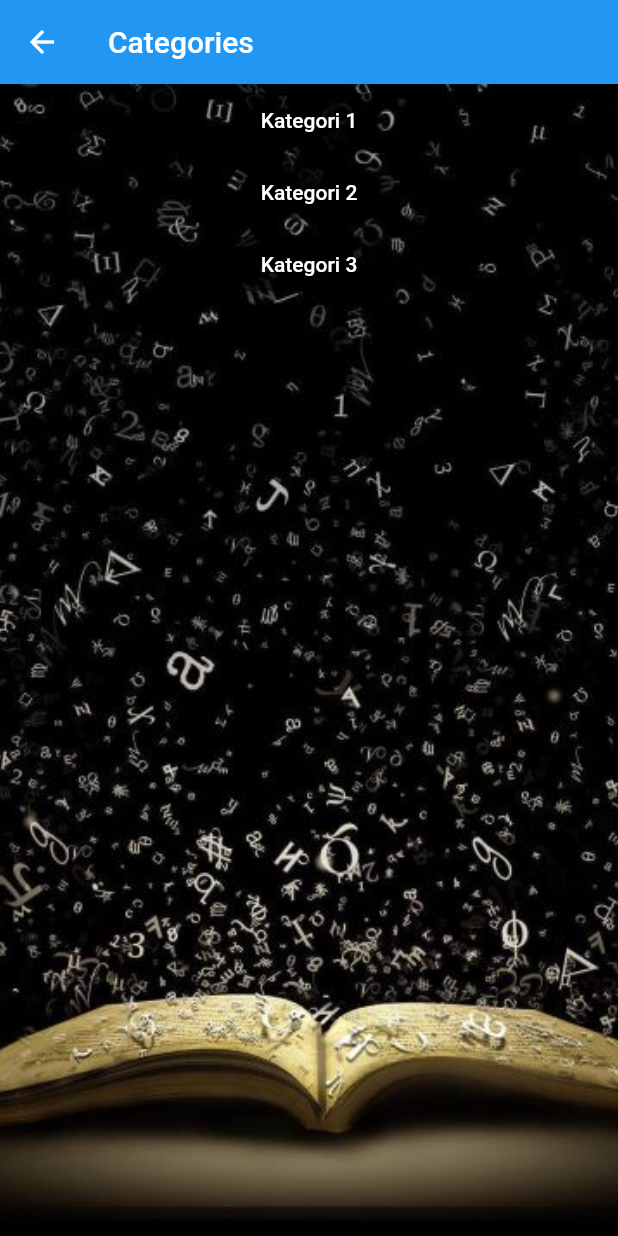
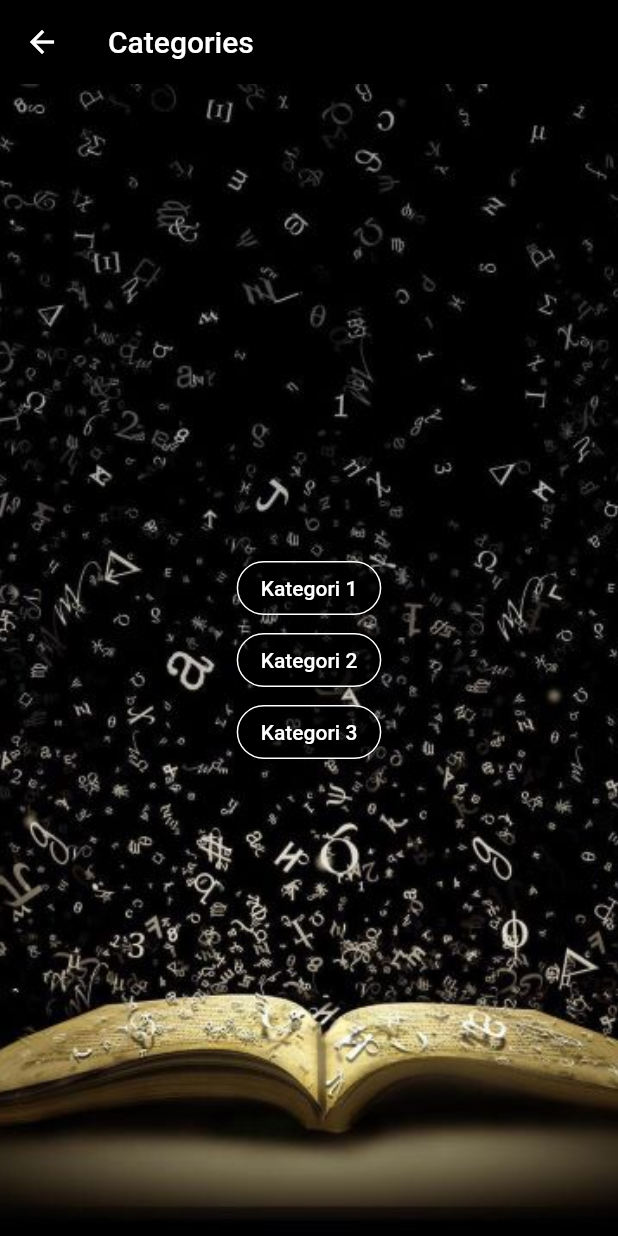
Before and after one commit to Papad-404/coba, a Flutter app: the screen it shows after launch, after a tap on "Start", on a phone screen of 412 x 824 dp. Run offline on Flutter 3.47's test engine with Material 2 defaults, Android fonts, the phone set to English and light mode, and no system bars.

Commit message:
Update main.dart

```diff
--- a/lib/main.dart
+++ b/lib/main.dart
@@ -33,24 +33,31 @@ class Home extends StatelessWidget {
                     fit: BoxFit.cover)),
           ),
           new Column(
-              crossAxisAlignment: CrossAxisAlignment.center,
               mainAxisAlignment: MainAxisAlignment.center,
               children: <Widget>[
                 const SizedBox(
-                  height: 20,
-                  width: 500,
+                  height: 50,
                 ),
                 RaisedButton(
+                  shape: RoundedRectangleBorder(
+                    borderRadius: BorderRadius.circular(18.0),
+                    side: BorderSide(color: Colors.white),
+                  ),
                   child: Text('Start'),
-                  color: Colors.black54,
+                  color: Colors.black45,
                   textColor: Colors.white,
                   padding: const EdgeInsets.all(10.0),
                   onPressed: () {
                     gotoSecondact(context);
                   },
                 ),
+                const SizedBox(),
                 Center(
                   child: RaisedButton(
+                    shape: RoundedRectangleBorder(
+                      borderRadius: BorderRadius.circular(18.0),
+                      side: BorderSide(color: Colors.white),
+                    ),
                     child: Text('Quit'),
                     color: Colors.black54,
                     textColor: Colors.white,
@@ -89,6 +96,7 @@ class Kategory extends StatelessWidget {
     return Scaffold(
         appBar: AppBar(
           title: Text("Categories"),
+          backgroundColor: Colors.black,
         ),
         body: new Stack(children: <Widget>[
           new Container(
@@ -98,9 +106,15 @@ class Kategory extends StatelessWidget {
                     fit: BoxFit.cover)),
           ),
           new Center(
-            child: new Column(children: <Widget>[
+            child: new Column(
+                mainAxisAlignment: MainAxisAlignment.center,
+                children: <Widget>[
                   Container(
                     child: RaisedButton(
+                      shape: RoundedRectangleBorder(
+                        borderRadius: BorderRadius.circular(18.0),
+                        side: BorderSide(color: Colors.white),
+                      ),
                       child: Text('Kategori 1'),
                       color: Colors.black54,
                       textColor: Colors.white,
@@ -112,6 +126,10 @@ class Kategory extends StatelessWidget {
                   Container(
                     child: RaisedButton(
                       child: Text('Kategori 2'),
+                      shape: RoundedRectangleBorder(
+                        borderRadius: BorderRadius.circular(18.0),
+                        side: BorderSide(color: Colors.white),
+                      ),
                       color: Colors.black54,
                       textColor: Colors.white,
                       onPressed: () {
@@ -121,6 +139,10 @@ class Kategory extends StatelessWidget {
                   ),
                   Container(
                     child: RaisedButton(
+                      shape: RoundedRectangleBorder(
+                        borderRadius: BorderRadius.circular(18.0),
+                        side: BorderSide(color: Colors.white),
+                      ),
                       child: Text('Kategori 3'),
                       color: Colors.black54,
                       textColor: Colors.white,
@@ -140,7 +162,8 @@ class Kumpulan1 extends StatelessWidget {
   Widget build(BuildContext context) {
     return Scaffold(
         appBar: AppBar(
-          title: Text("Stories"),
+          title: Text("Stories 1"),
+          backgroundColor: Colors.black,
         ),
         body: new Stack(children: <Widget>[
           new Container(
@@ -149,7 +172,10 @@ class Kumpulan1 extends StatelessWidget {
                     image: AssetImage('assets/images/wllpaper2.jpg'),
                     fit: BoxFit.cover)),
           ),
-          new Column(children: <Widget>[
+          new Center(
+              child: new Column(
+                  mainAxisAlignment: MainAxisAlignment.center,
+                  children: <Widget>[
                 Container(
                   child: RaisedButton(
                     child: Text('Cerita 1'),
@@ -166,7 +192,7 @@ class Kumpulan1 extends StatelessWidget {
                     onPressed: () {},
                   ),
                 ),
-          ])
+              ]))
         ]));
   }
 }
@@ -176,10 +202,13 @@ class Kumpulan2 extends StatelessWidget {
   Widget build(BuildContext context) {
     return Scaffold(
         appBar: AppBar(
-          title: Text("Stories"),
+          title: Text("Stories 2"),
+          backgroundColor: Colors.black,
         ),
         body: Center(
-            child: Column(children: <Widget>[
+            child: Column(
+                mainAxisAlignment: MainAxisAlignment.center,
+                children: <Widget>[
               Container(
                 child: RaisedButton(
                   child: Text('Cerita 1'),
@@ -205,10 +234,13 @@ class Kumpulan3 extends StatelessWidget {
   Widget build(BuildContext context) {
     return Scaffold(
         appBar: AppBar(
-          title: Text("Stories"),
+          title: Text("Stories 3"),
+          backgroundColor: Colors.black,
         ),
         body: Center(
-            child: Column(children: <Widget>[
+            child: Column(
+                mainAxisAlignment: MainAxisAlignment.center,
+                children: <Widget>[
               Container(
                 child: RaisedButton(
                   child: Text('Cerita 1'),
```
Lines whose indentation alone changed are shown as unchanged.
